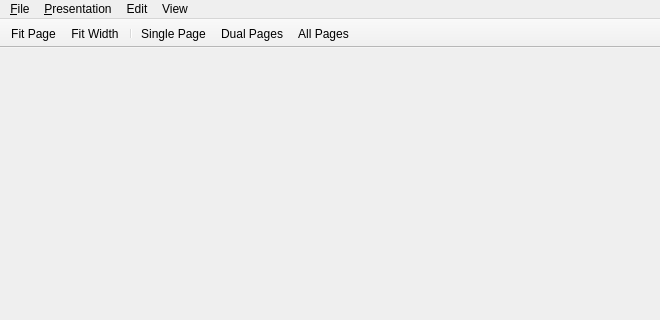
Qt form src-qt5/desktop-utils/lumina-pdf/mainUI.ui (lumina-desktop/lumina) before a commit; both pictures show x 0 to 660 and y 0 to 320 of the 660 by 588 pixel window.
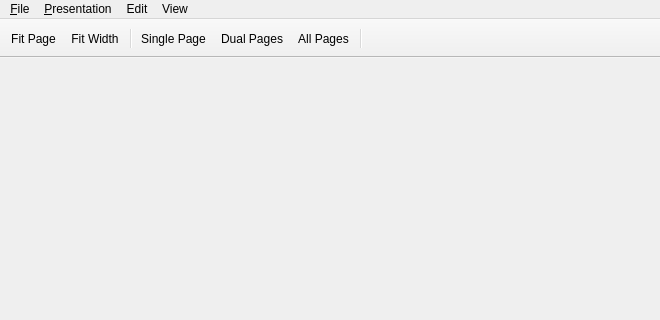
The same form after that commit.

Commit message: Finished rotation and working on changing keys in lumina-pdf

What changed in the file:
```diff
--- a/src-qt5/desktop-utils/lumina-pdf/mainUI.ui
+++ b/src-qt5/desktop-utils/lumina-pdf/mainUI.ui
@@ -105,6 +105,9 @@
    <addaction name="actionSingle_Page"/>
    <addaction name="actionDual_Pages"/>
    <addaction name="actionAll_Pages"/>
+   <addaction name="separator"/>
+   <addaction name="actionZoom_In_2"/>
+   <addaction name="actionZoom_Out_2"/>
   </widget>
   <action name="actionOpen_PDF">
    <property name="text">
@@ -275,6 +278,16 @@
     <string>Scroll Mode</string>
    </property>
   </action>
+  <action name="actionZoom_Out_2">
+   <property name="text">
+    <string/>
+   </property>
+  </action>
+  <action name="actionZoom_In_2">
+   <property name="text">
+    <string/>
+   </property>
+  </action>
  </widget>
  <resources/>
  <connections/>
```
Left out of the diff: 11 changed lines with no effect on the pictures. The commit also changes 2 other files.
